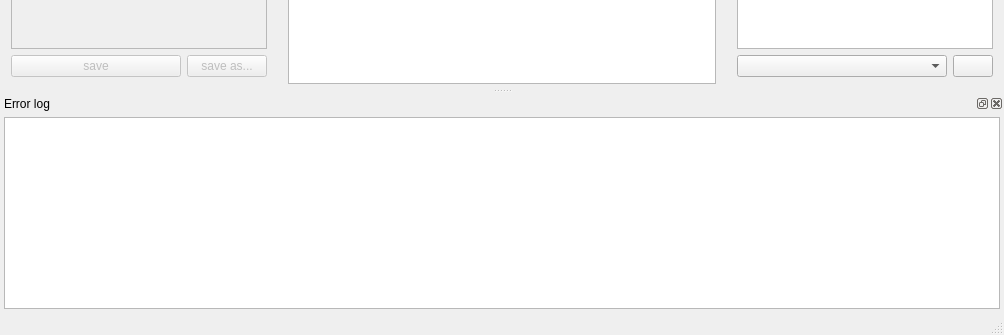
First picture: the form in gui/mainwindow.ui, repository Fluorescence-Tools/Olga, before the edit; both pictures show x 0 to 1004 and y 378 to 713 of the 1004 by 713 pixel window.
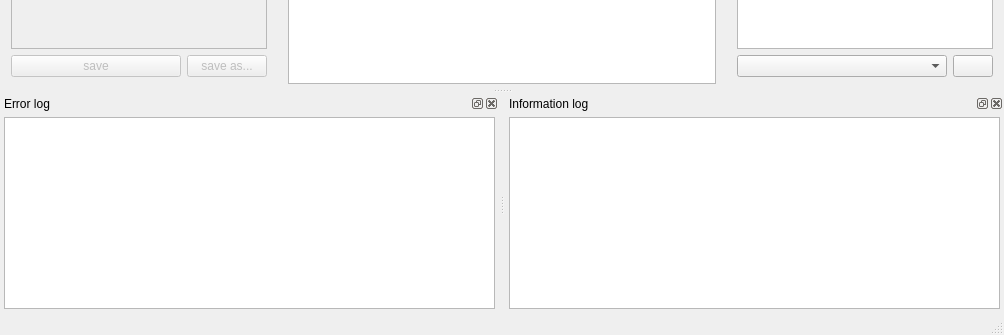
Second picture: the form after the edit. Icons and pictures are not drawn.

What changed in the file:
```diff
--- a/gui/mainwindow.ui
+++ b/gui/mainwindow.ui
@@ -121,7 +121,7 @@
    <widget class="QWidget" name="dockWidgetContents">
     <layout class="QHBoxLayout" name="horizontalLayout_2">
      <property name="spacing">
-      <number>4</number>
+      <number>5</number>
      </property>
      <property name="leftMargin">
       <number>4</number>
@@ -291,6 +291,37 @@
    </widget>
    <addaction name="menuFile"/>
   </widget>
+  <widget class="QDockWidget" name="infologDockWidget">
+   <property name="windowTitle">
+    <string>Information log</string>
+   </property>
+   <attribute name="dockWidgetArea">
+    <number>8</number>
+   </attribute>
+   <widget class="QWidget" name="dockWidgetContents_3">
+    <layout class="QVBoxLayout" name="verticalLayout">
+     <property name="leftMargin">
+      <number>4</number>
+     </property>
+     <property name="topMargin">
+      <number>4</number>
+     </property>
+     <property name="rightMargin">
+      <number>4</number>
+     </property>
+     <property name="bottomMargin">
+      <number>4</number>
+     </property>
+     <item>
+      <widget class="QTextEdit" name="infoTextEdit">
+       <property name="readOnly">
+        <bool>true</bool>
+       </property>
+      </widget>
+     </item>
+    </layout>
+   </widget>
+  </widget>
   <action name="actionLoadStructures">
    <property name="icon">
     <iconset resource="icons.qrc">
```
Left out of the diff: 4 changed lines with no effect on the pictures.
